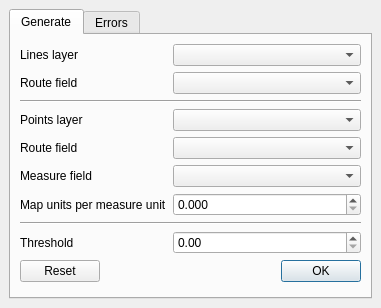
Old version of the form lrs/ui_lrsdockwidget.ui in the repository blazek/lrs.
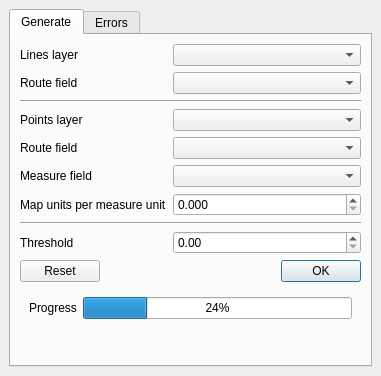
New version of the form.

What changed in the file:
```diff
--- a/lrs/ui_lrsdockwidget.ui
+++ b/lrs/ui_lrsdockwidget.ui
@@ -7,7 +7,7 @@
     <x>0</x>
     <y>0</y>
     <width>381</width>
-    <height>308</height>
+    <height>376</height>
    </rect>
   </property>
   <property name="windowTitle">
@@ -153,6 +153,47 @@
           </property>
          </widget>
         </item>
+        <item>
+         <widget class="QFrame" name="genProgressFrame">
+          <property name="minimumSize">
+           <size>
+            <width>0</width>
+            <height>0</height>
+           </size>
+          </property>
+          <property name="frameShape">
+           <enum>QFrame::NoFrame</enum>
+          </property>
+          <property name="frameShadow">
+           <enum>QFrame::Plain</enum>
+          </property>
+          <property name="lineWidth">
+           <number>0</number>
+          </property>
+          <layout class="QHBoxLayout" name="horizontalLayout_3">
+           <item>
+            <widget class="QLabel" name="genProgressLabel">
+             <property name="sizePolicy">
+              <sizepolicy hsizetype="Maximum" vsizetype="Preferred">
+               <horstretch>0</horstretch>
+               <verstretch>0</verstretch>
+              </sizepolicy>
+             </property>
+             <property name="text">
+              <string>Progress</string>
+             </property>
+            </widget>
+           </item>
+           <item>
+            <widget class="QProgressBar" name="genProgressBar">
+             <property name="value">
+              <number>24</number>
+             </property>
+            </widget>
+           </item>
+          </layout>
+         </widget>
+        </item>
         <item>
          <spacer name="verticalSpacer">
           <property name="orientation">
```
